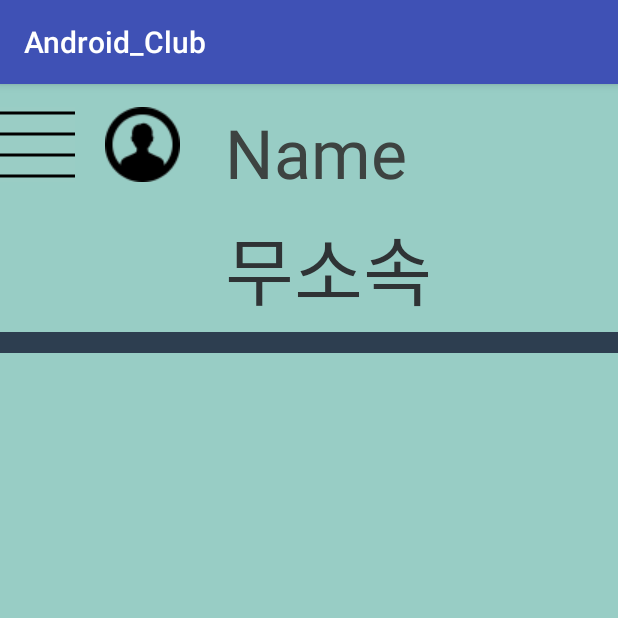
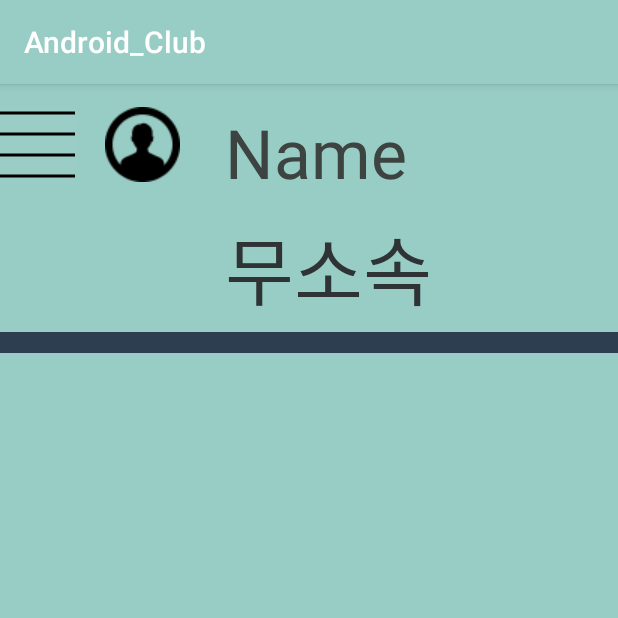
Before and after one commit to CHANMYUNG/Android_Club, an Android app: the Mypage screen opened directly, with no data from a screen before it, on a phone screen of 412 x 824 dp, the top half of it. Run offline under Robolectric (Android 15) with nearby library versions, the phone set to English and light mode, and no system bars; 1 statement that could not run was skipped.

Commit message:
application style modified

```diff
--- a/Android_Club/app/src/main/res/values/styles.xml
+++ b/Android_Club/app/src/main/res/values/styles.xml
@@ -3,8 +3,8 @@
     <!-- Base application theme. -->
     <style name="AppTheme" parent="Theme.AppCompat.Light.DarkActionBar">
         <!-- Customize your theme here. -->
-        <item name="colorPrimary">@color/colorPrimary</item>
-        <item name="colorPrimaryDark">@color/colorPrimaryDark</item>
+        <item name="colorPrimary">#98CDC5</item>
+        <item name="colorPrimaryDark">#C3C3C3</item>
         <item name="colorAccent">@color/colorAccent</item>
     </style>
 
```
